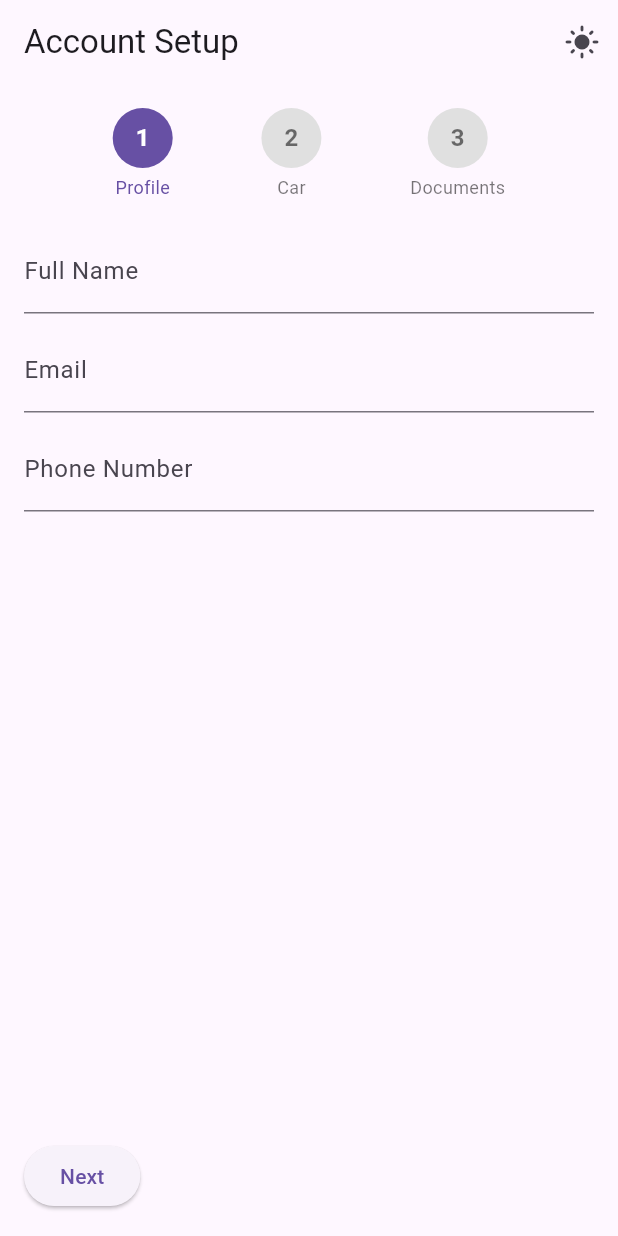
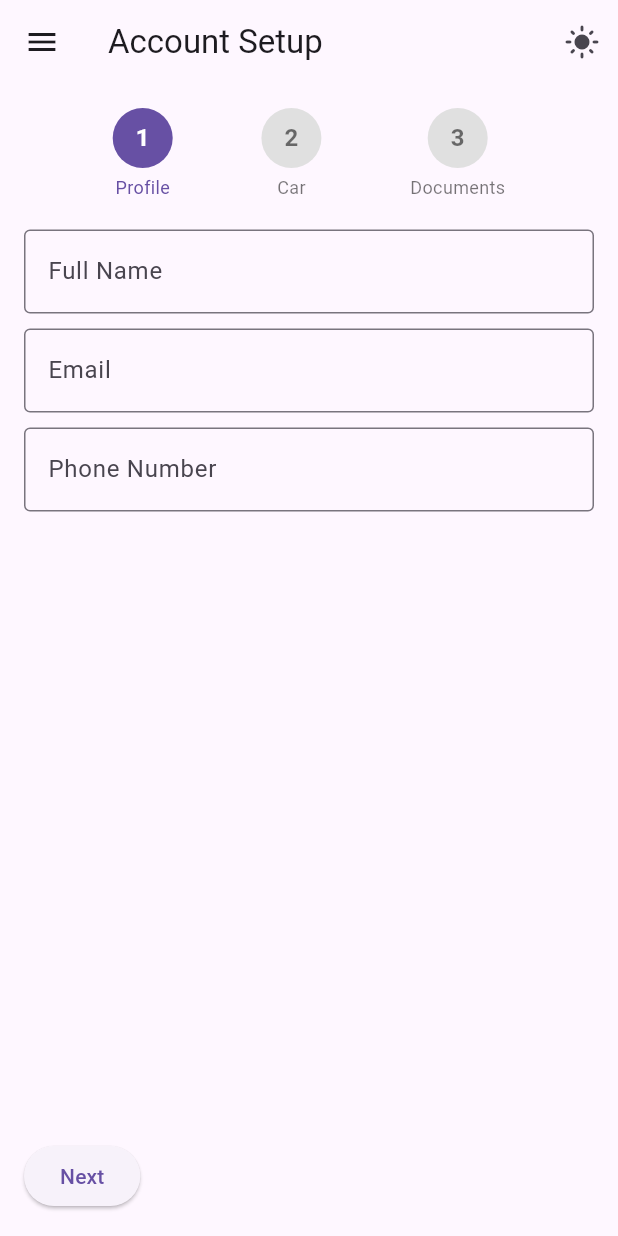
Before and after one commit to dessDev12/technova, a Flutter app: the screen it shows after launch, on a phone screen of 412 x 824 dp. Run offline on Flutter 3.47's test engine with Material 3 defaults, Android fonts, the phone set to English and light mode, and no system bars; our stand-ins replace shared_preferences; generated files the repository leaves out were written again.

Commit message:
localization done

```diff
--- a/lib/l10n/app_localizations.dart
+++ /dev/null
@@ -1,128 +0,0 @@
-import 'package:flutter/widgets.dart';
-
-class AppLocalizations {
-  final Locale locale;
-
-  AppLocalizations(this.locale);
-
-  // Helper method
-  static AppLocalizations? of(BuildContext context) {
-    return Localizations.of<AppLocalizations>(context, AppLocalizations);
-  }
-
-  // Supported locales
-  static const List<Locale> supportedLocales = [
-    Locale('en'),
-    Locale('am'),
-    Locale('om'),
-    Locale('so'),
-    Locale('ti'),
-  ];
-
-  // Localized values
-  static final Map<String, Map<String, String>> _localizedValues = {
-    'en': {
-      'welcome': 'Welcome',
-      'login': 'Login',
-      'signup': 'Sign Up',
-      'rideNow': 'Ride Now',
-      'accountSetup': 'Account Setup',
-      'profile': 'Profile',
-      'car': 'Car',
-      'documents': 'Documents',
-      'next': 'Next',
-      'back': 'Back',
-      'finish': 'Finish',
-      'setupCompleted': 'Account setup completed!',
-    },
-    'am': {
-      'welcome': 'እንኳን ደህና መጡ',
-      'login': 'ግባ',
-      'signup': 'ይመዝገቡ',
-      'rideNow': 'አሁን ጉዞ ይሂዱ',
-      'accountSetup': 'የመለያ ማዘጋጃ ገጽ',
-      'profile': 'መገለጫ',
-      'car': 'መኪና',
-      'documents': 'ሰነዶች',
-      'next': 'ቀጣይ',
-      'back': 'ተመለስ',
-      'finish': 'አስቀምጥ',
-      'setupCompleted': 'የመለያ ማዘጋጃ ተጠናቀቀ!',
-    },
-    'om': {
-      'welcome': 'Baga nagaan dhuftan',
-      'login': 'Seeni',
-      'signup': 'Galmaa\'i',
-      'rideNow': 'Amma imali',
-      'accountSetup': 'Hojii Herrega',
-      'profile': 'Piroofil',
-      'car': 'Kaar',
-      'documents': 'Galmee',
-      'next': 'Itti aanu',
-      'back': 'Dacha',
-      'finish': 'Xumuri',
-      'setupCompleted': 'Hojii herrega xumurame!',
-    },
-    'so': {
-      'welcome': 'Ku soo dhawoow',
-      'login': 'Gali',
-      'signup': 'Isdiiwaangeli',
-      'rideNow': 'Soo raac hadda',
-      'accountSetup': 'Dejinta Akoonka',
-      'profile': 'Profile',
-      'car': 'Gaari',
-      'documents': 'Dukumiintiyo',
-      'next': 'Xiga',
-      'back': 'Dib u noqo',
-      'finish': 'Dhame',
-      'setupCompleted': 'Dejinta akoonku waa dhammaatay!',
-    },
-    'ti': {
-      'welcome': 'እንቋዕ ደሓን መጹ',
-      'login': 'ግባ',
-      'signup': 'ይመዝገቡ',
-      'rideNow': 'ኣሁን ጉዞ ይሂዱ',
-      'accountSetup': 'መዝገብ ማዕቀብ',
-      'profile': 'መገለጫ',
-      'car': 'መኪና',
-      'documents': 'ሰነዶች',
-      'next': 'ቀጺሉ',
-      'back': 'ተመለስ',
-      'finish': 'ጨርስ',
-      'setupCompleted': 'መዝገብ ማዕቀብ ተጠናቀቀ!',
-    },
-  };
-
-  // Getters for all keys
-  String get welcome => _localizedValues[locale.languageCode]!['welcome']!;
-  String get login => _localizedValues[locale.languageCode]!['login']!;
-  String get signup => _localizedValues[locale.languageCode]!['signup']!;
-  String get rideNow => _localizedValues[locale.languageCode]!['rideNow']!;
-  String get accountSetup =>
-      _localizedValues[locale.languageCode]!['accountSetup']!;
-  String get profile => _localizedValues[locale.languageCode]!['profile']!;
-  String get car => _localizedValues[locale.languageCode]!['car']!;
-  String get documents => _localizedValues[locale.languageCode]!['documents']!;
-  String get next => _localizedValues[locale.languageCode]!['next']!;
-  String get back => _localizedValues[locale.languageCode]!['back']!;
-  String get finish => _localizedValues[locale.languageCode]!['finish']!;
-  String get setupCompleted =>
-      _localizedValues[locale.languageCode]!['setupCompleted']!;
-}
-
-// Localizations delegate
-class AppLocalizationsDelegate extends LocalizationsDelegate<AppLocalizations> {
-  const AppLocalizationsDelegate();
-
-  @override
-  bool isSupported(Locale locale) =>
-      ['en', 'am', 'om', 'so', 'ti'].contains(locale.languageCode);
-
-  @override
-  Future<AppLocalizations> load(Locale locale) async {
-    return AppLocalizations(locale);
-  }
-
-  @override
-  bool shouldReload(AppLocalizationsDelegate old) => false;
-}
--- a/lib/main.dart
+++ b/lib/main.dart
@@ -1,3 +1,4 @@
+import 'package:driver/generated/l10n.dart';
 import 'package:driver/provider/theme_provider.dart';
 import 'package:driver/screens/AccountSetupScreen/account_setup_screen.dart';
 import 'package:driver/screens/Login/LoginScreen.dart';
@@ -5,7 +6,6 @@ import 'package:driver/screens/home_screen.dart';
 import 'package:flutter/material.dart';
 import 'package:flutter_localizations/flutter_localizations.dart';
 import 'package:provider/provider.dart';
-import 'l10n/app_localizations.dart';
 import 'provider/locale_provider.dart';
 
 void main() {
@@ -33,17 +33,22 @@ class MyApp extends StatelessWidget {
       title: 'Technova Ride App',
       debugShowCheckedModeBanner: false,
       locale: localeProvider.locale,
-      supportedLocales: AppLocalizations.supportedLocales,
       localizationsDelegates: const [
-        AppLocalizationsDelegate(),
+        S.delegate,
         GlobalMaterialLocalizations.delegate,
         GlobalWidgetsLocalizations.delegate,
         GlobalCupertinoLocalizations.delegate,
       ],
+      supportedLocales: S.delegate.supportedLocales,
       themeMode: themeProvider.themeMode,
       theme: ThemeData.light(),
       darkTheme: ThemeData.dark(),
-      home: const AccountSetupScreen(),
+      home: Builder(
+        builder: (context) {
+          // Here S.of(context) is safe
+          return AccountSetupScreen();
+        },
+      ),
     );
   }
 }
--- a/lib/screens/AccountSetupScreen/account_setup_screen.dart
+++ b/lib/screens/AccountSetupScreen/account_setup_screen.dart
@@ -1,11 +1,12 @@
+import 'package:driver/screens/Drawer/app_drawer.dart';
 import 'package:flutter/material.dart';
 import 'package:provider/provider.dart';
-import '../../l10n/app_localizations.dart';
 import '../../provider/locale_provider.dart';
 import '../../provider/theme_provider.dart';
 import 'car_detialset_screen.dart';
 import 'document_setup_screen.dart';
 import 'profile_setup_screen.dart';
+import '../../generated/l10n.dart'; // Import generated localization
 
 class AccountSetupScreen extends StatefulWidget {
   const AccountSetupScreen({super.key});
@@ -34,7 +35,9 @@ class _AccountSetupScreenState extends State<AccountSetupScreen> {
       setState(() => _currentStep++);
     } else {
       ScaffoldMessenger.of(context).showSnackBar(
-        SnackBar(content: Text(AppLocalizations.of(context)!.setupCompleted)),
+        SnackBar(
+          content: Text(S.of(context).setupCompleted ?? "Setup Completed"),
+        ),
       );
     }
   }
@@ -44,10 +47,14 @@ class _AccountSetupScreenState extends State<AccountSetupScreen> {
   }
 
   Widget _buildStepIndicator(BuildContext context) {
-    final loc = AppLocalizations.of(context)!;
     final theme = Theme.of(context);
+    final s = S.of(context);
 
-    List<String> titles = [loc.profile, loc.car, loc.documents];
+    List<String> titles = [
+      s.profile ?? "Profile",
+      s.car ?? "Car",
+      s.documents ?? "Documents",
+    ];
 
     return Row(
       mainAxisAlignment: MainAxisAlignment.spaceEvenly,
@@ -102,8 +109,9 @@ class _AccountSetupScreenState extends State<AccountSetupScreen> {
     final themeProvider = Provider.of<ThemeProvider>(context);
 
     return Scaffold(
+      drawer: const AppDrawer(),
       appBar: AppBar(
-        title: Text(AppLocalizations.of(context)!.accountSetup),
+        title: Text(S.of(context).accountSetup ?? "Account Setup"),
         actions: [
           IconButton(
             icon: Icon(
@@ -128,14 +136,14 @@ class _AccountSetupScreenState extends State<AccountSetupScreen> {
                 if (_currentStep > 0)
                   ElevatedButton(
                     onPressed: _prevStep,
-                    child: Text(AppLocalizations.of(context)!.back),
+                    child: Text(S.of(context).back ?? "Back"),
                   ),
                 ElevatedButton(
                   onPressed: _nextStep,
                   child: Text(
                     _currentStep == 2
-                        ? AppLocalizations.of(context)!.finish
-                        : AppLocalizations.of(context)!.next,
+                        ? (S.of(context).finish ?? "Finish")
+                        : (S.of(context).next ?? "Next"),
                   ),
                 ),
               ],
--- a/lib/screens/AccountSetupScreen/profile_setup_screen.dart
+++ b/lib/screens/AccountSetupScreen/profile_setup_screen.dart
@@ -1,4 +1,6 @@
+import 'package:driver/widgets/Forms/CustomFormField.dart';
 import 'package:flutter/material.dart';
+import '../../generated/l10n.dart';
 
 class ProfileStep extends StatelessWidget {
   final GlobalKey<FormState> formKey;
@@ -6,27 +8,37 @@ class ProfileStep extends StatelessWidget {
 
   @override
   Widget build(BuildContext context) {
+    final s = S.of(context);
+
     return Form(
       key: formKey,
       child: Column(
         children: [
-          TextFormField(
-            decoration: const InputDecoration(labelText: 'Full Name'),
-            validator: (value) =>
-                value == null || value.isEmpty ? 'Enter your name' : null,
-          ),
-          const SizedBox(height: 10),
-          TextFormField(
-            decoration: const InputDecoration(labelText: 'Email'),
-            validator: (value) => value == null || !value.contains('@')
-                ? 'Enter valid email'
+          CustomFormField(
+            label: s?.fullName ?? 'Full Name',
+            controller: TextEditingController(),
+            fieldType: FieldType.email, // can use FieldType.email or custom
+            validator: (value) => value == null || value.isEmpty
+                ? (s?.enterName ?? 'Enter your name')
                 : null,
           ),
           const SizedBox(height: 10),
-          TextFormField(
-            decoration: const InputDecoration(labelText: 'Phone Number'),
-            validator: (value) =>
-                value == null || value.isEmpty ? 'Enter phone number' : null,
+          CustomFormField(
+            label: s?.email ?? 'Email',
+            controller: TextEditingController(),
+            fieldType: FieldType.email,
+            validator: (value) => value == null || !value.contains('@')
+                ? (s?.enterValidEmail ?? 'Enter valid email')
+                : null,
+          ),
+          const SizedBox(height: 10),
+          CustomFormField(
+            label: s?.phoneNumber ?? 'Phone Number',
+            controller: TextEditingController(),
+            fieldType: FieldType.email, // custom type or general
+            validator: (value) => value == null || value.isEmpty
+                ? (s?.enterPhone ?? 'Enter phone number')
+                : null,
           ),
         ],
       ),
--- a/lib/widgets/Buttons/CustomButton.dart
+++ b/lib/widgets/Buttons/CustomButton.dart
@@ -1,3 +1,4 @@
+import 'package:driver/constants/app_colors.dart';
 import 'package:flutter/material.dart';
 
 class CustomButton extends StatelessWidget {
@@ -11,7 +12,7 @@ class CustomButton extends StatelessWidget {
     super.key,
     required this.text,
     required this.onPressed,
-    this.color = Colors.blue,
+    this.color = AppColors.primary,
     this.radius = 8.0,
     this.isLoading = false,
   });
--- a/pubspec.yaml
+++ b/pubspec.yaml
@@ -15,7 +15,6 @@ dependencies:
     sdk: flutter
   flutter_localizations:
     sdk: flutter
-
   intl: any
 
   # The following adds the Cupertino Icons font to your application.
@@ -25,6 +24,7 @@ dependencies:
 
   provider: ^6.1.5+1
   shared_preferences: ^2.5.3
+  intl_utils: ^2.8.11
 
 dev_dependencies:
   flutter_test:
@@ -35,9 +35,9 @@ dev_dependencies:
 
 # The following section is specific to Flutter packages.
 flutter:
+  generate: true
+  uses-material-design: true
 
-  uses-material-design: true
-  generate: true
 
   # Localization settings
 l10n:
```
Also changed, not shown: lib/constants/app_colors.dart (+11 -0 lines), lib/l10n/ app_am.arb (deleted, +0 -7 lines), lib/l10n/app_en.arb (deleted, +0 -7 lines), lib/l10n/intl_am.arb (added, +27 -0 lines), lib/l10n/intl_en.arb (added, +28 -0 lines), lib/screens/AccountSetupScreen/document_setup_screen.dart (+10 -6 lines), lib/screens/home_screen.dart (+10 -5 lines), lib/generated/intl/messages_all.dart (added), lib/generated/intl/messages_am.dart (added), lib/generated/intl/messages_en.dart (added), lib/generated/l10n.dart (added), pubspec.lock, 2 other files.
